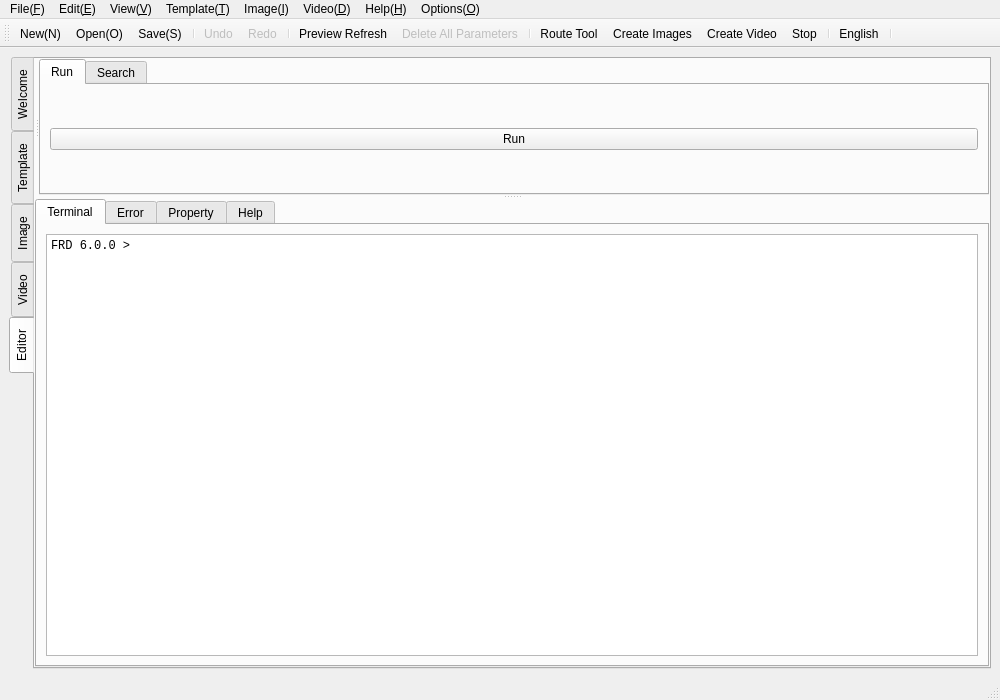
First picture: the form in src/mainwindow.ui, repository Teddy-van-Jerry/Fractal_Designer, before the edit.
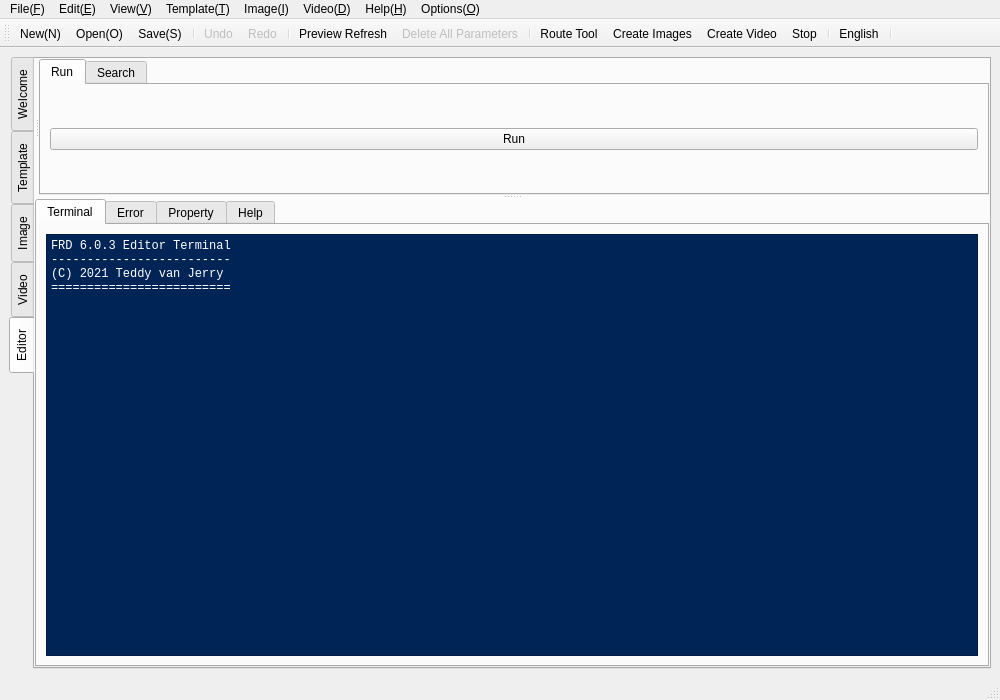
Second picture: the form after the edit. Icons and pictures are not drawn.

```diff
--- a/src/mainwindow.ui
+++ b/src/mainwindow.ui
@@ -1787,8 +1787,16 @@
                     <family>Consolas</family>
                    </font>
                   </property>
+                  <property name="styleSheet">
+                   <string notr="true">background-color:#012456;
+color:#ffffff</string>
+                  </property>
                   <property name="plainText">
-                   <string>FRD 6.0.0 &gt;</string>
+                   <string>FRD 6.0.3 Editor Terminal
+-------------------------
+(C) 2021 Teddy van Jerry
+=========================
+</string>
                   </property>
                  </widget>
                 </item>
```
Left out of the diff: 2 changed lines with no effect on the pictures.
